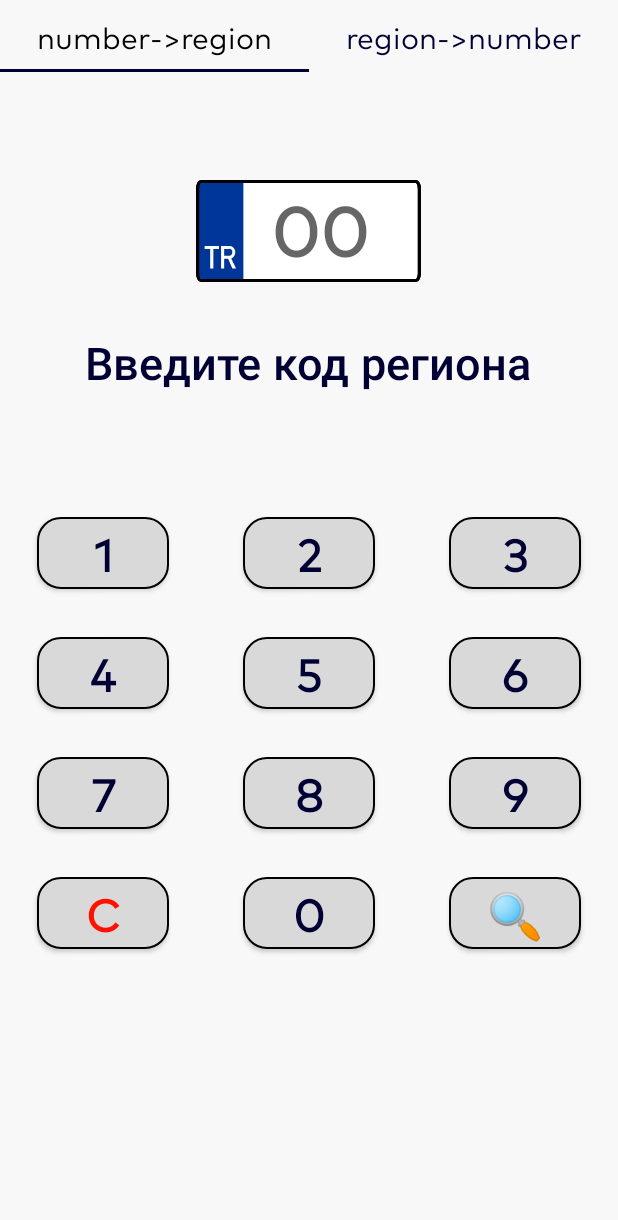
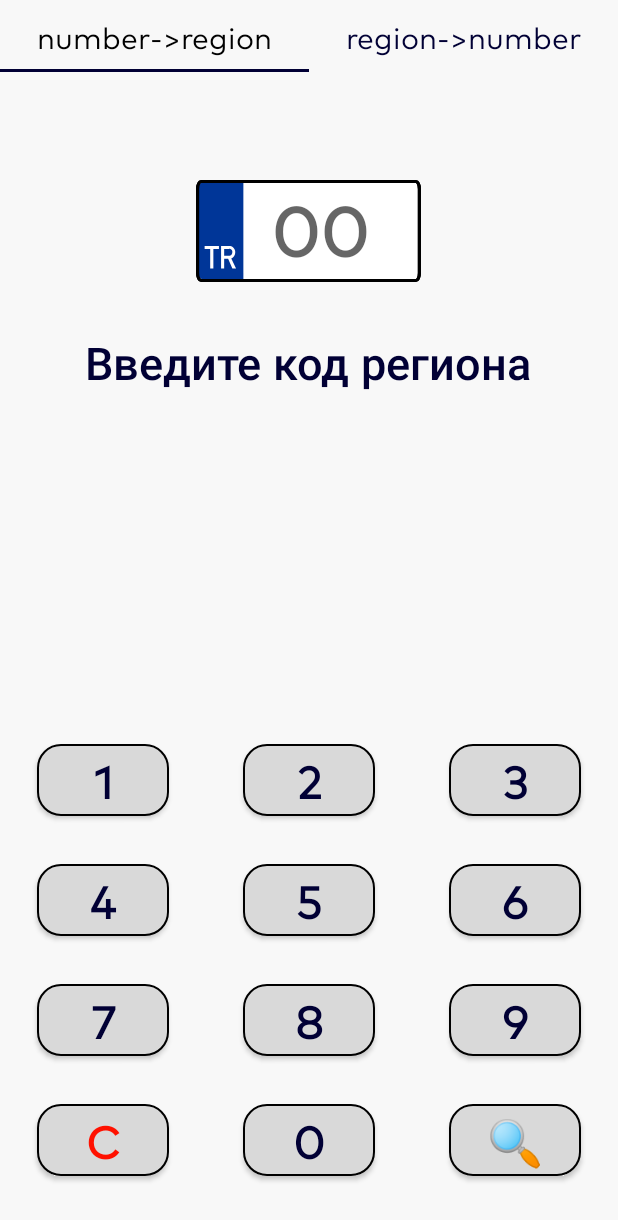
Before and after one commit to adden00/TurkeyCarsRegions, an Android app: the screen it shows after launch (MainActivity), on a phone screen of 412 x 824 dp. Shown: the top 1220 px of the screen. Run offline under Robolectric (Android 15) with nearby library versions, the phone set to English and light mode, and no system bars; our stand-ins replace Dagger/Hilt's generated code, Room's generated code.

Commit message:
fixed bugs with orientation

```diff
--- a/app/src/main/AndroidManifest.xml
+++ b/app/src/main/AndroidManifest.xml
@@ -17,6 +17,7 @@
         tools:targetApi="31">
         <activity
             android:name=".app.presentation.MainActivity"
+            android:screenOrientation="portrait"
             android:exported="true">
             <intent-filter>
                 <action android:name="android.intent.action.MAIN" />
@@ -27,6 +28,7 @@
             <meta-data
                 android:name="android.app.lib_name"
                 android:value="" />
+
         </activity>
     </application>
 
--- a/app/src/main/res/layout/fragmemt_search_by_code.xml
+++ b/app/src/main/res/layout/fragmemt_search_by_code.xml
@@ -1,26 +1,23 @@
 <?xml version="1.0" encoding="utf-8"?>
-<ScrollView xmlns:android="http://schemas.android.com/apk/res/android"
-    xmlns:app="http://schemas.android.com/apk/res-auto"
-    xmlns:tools="http://schemas.android.com/tools"
-
+<FrameLayout xmlns:android="http://schemas.android.com/apk/res/android"
     android:layout_width="match_parent"
     android:layout_height="match_parent"
+    xmlns:tools="http://schemas.android.com/tools"
+    xmlns:app="http://schemas.android.com/apk/res-auto"
     tools:context=".app.presentation.search_by_code_screen.SearchByCodeFragment">
-
 
     <LinearLayout
         android:layout_width="match_parent"
         android:layout_height="wrap_content"
         android:orientation="vertical">
 
-
         <EditText
 
             android:id="@+id/edRegionNumber"
             style="@style/text_header1"
             android:layout_width="150dp"
+            android:layout_gravity="center"
             android:layout_height="wrap_content"
-            android:layout_gravity="center"
             android:layout_marginTop="72dp"
             android:autofillHints=""
             android:background="@drawable/code_bg"
@@ -38,10 +35,10 @@
             style="@style/text_header"
             android:layout_width="wrap_content"
             android:layout_height="wrap_content"
+            android:layout_marginTop="32dp"
+
+            android:gravity="center"
             android:layout_gravity="center"
-
-            android:layout_marginTop="32dp"
-            android:gravity="center"
             android:text="@string/type_code"
             app:layout_constraintEnd_toEndOf="parent"
             app:layout_constraintStart_toStartOf="parent"
@@ -50,34 +47,33 @@
         <androidx.cardview.widget.CardView
             android:id="@+id/progressBar"
             android:layout_width="wrap_content"
+            app:cardCornerRadius="10dp"
+            android:background="@color/white"
             android:layout_height="wrap_content"
-            android:layout_gravity="center"
-            android:background="@color/white"
-            app:cardCornerRadius="10dp"
             app:layout_constraintBottom_toBottomOf="parent"
             app:layout_constraintEnd_toEndOf="parent"
             app:layout_constraintStart_toStartOf="parent"
+            android:layout_gravity="center"
             app:layout_constraintTop_toTopOf="parent">
 
             <ProgressBar
+                android:layout_margin="10dp"
                 android:id="@+id/pbar"
                 style="?android:attr/progressBarStyle"
+
                 android:layout_width="wrap_content"
-
-                android:layout_height="wrap_content"
-                android:layout_margin="10dp" />
+                android:layout_height="wrap_content" />
         </androidx.cardview.widget.CardView>
 
-        <androidx.recyclerview.widget.RecyclerView
-            android:id="@+id/rcButtons"
-            android:layout_width="match_parent"
-            android:layout_height="match_parent"
+    </LinearLayout>
 
-            android:layout_gravity="bottom"
-            android:layout_marginBottom="24dp"
-            app:layout_constraintBottom_toBottomOf="parent"
-            app:layout_constraintEnd_toEndOf="parent"
-            app:layout_constraintStart_toStartOf="parent" />
+    <androidx.recyclerview.widget.RecyclerView
+        android:id="@+id/rcButtons"
+        android:layout_width="match_parent"
+        android:layout_height="wrap_content"
+        android:layout_marginBottom="24dp"
 
-    </LinearLayout>
-</ScrollView>
+        android:layout_gravity="bottom" />
+
+
+</FrameLayout>
```
